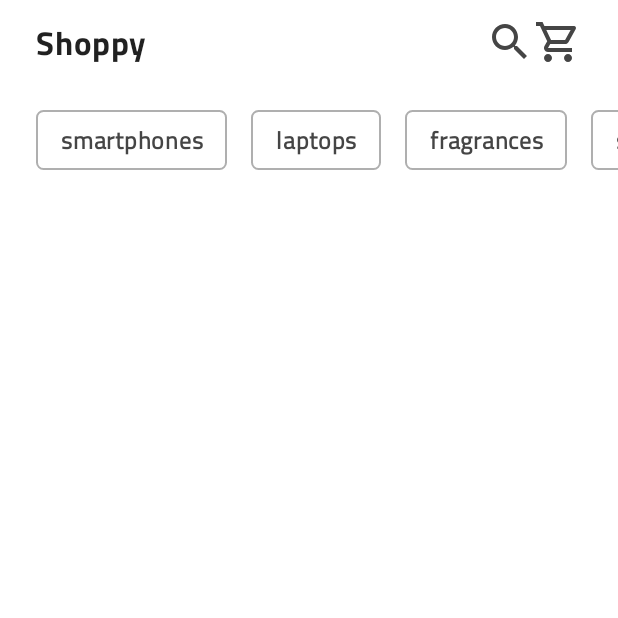
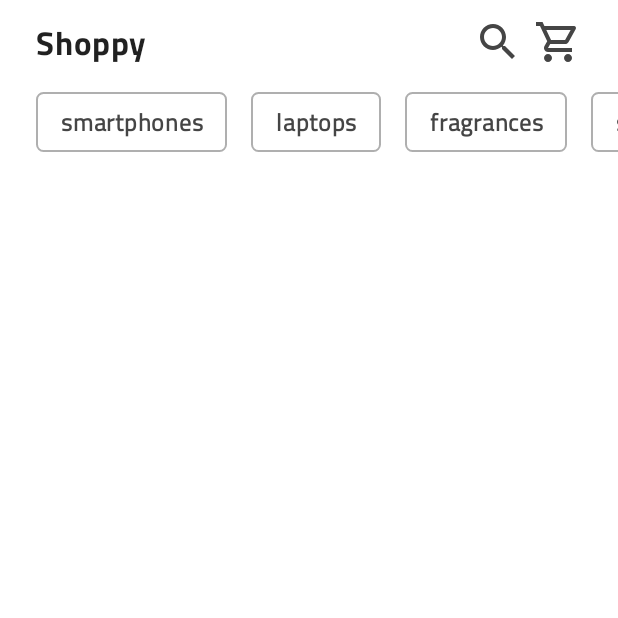
Before and after one commit to mehmeteminyildiz/shoppy-with-compose, an Android app built with Jetpack Compose: the screen it shows after launch (MainActivity), on a phone screen of 412 x 824 dp, the top half of it. Run offline under Robolectric (Android 15) with nearby library versions, the phone set to English and light mode, and no system bars; our stand-ins replace Dagger/Hilt's generated code, Timber.

Commit message:
Home Toolbar completed

```diff
--- a/app/src/main/java/com/mhmtyldz/shoppy/shoppy/MainActivity.kt
+++ b/app/src/main/java/com/mhmtyldz/shoppy/shoppy/MainActivity.kt
@@ -6,16 +6,20 @@ import androidx.activity.compose.setContent
 import androidx.navigation.compose.NavHost
 import androidx.navigation.compose.composable
 import androidx.navigation.compose.rememberNavController
+import com.mhmtyldz.shoppy.shoppy.ui.screens.cart.CartScreen
 import com.mhmtyldz.shoppy.shoppy.ui.screens.forgot_password.ForgotPasswordScreen
 import com.mhmtyldz.shoppy.shoppy.ui.screens.home.HomeScreen
 import com.mhmtyldz.shoppy.shoppy.ui.screens.initial.InitialScreen
 import com.mhmtyldz.shoppy.shoppy.ui.screens.login.LoginScreen
+import com.mhmtyldz.shoppy.shoppy.ui.screens.products.ProductsScreen
 import com.mhmtyldz.shoppy.shoppy.ui.screens.register.RegisterScreen
 import com.mhmtyldz.shoppy.shoppy.ui.theme.ShoppyTheme
+import com.mhmtyldz.shoppy.shoppy.ui.utils.ScreenNameConstants.CART_SCREEN
 import com.mhmtyldz.shoppy.shoppy.ui.utils.ScreenNameConstants.FORGOT_PASSWORD_SCREEN
 import com.mhmtyldz.shoppy.shoppy.ui.utils.ScreenNameConstants.HOME_SCREEN
 import com.mhmtyldz.shoppy.shoppy.ui.utils.ScreenNameConstants.INITIAL_SCREEN
 import com.mhmtyldz.shoppy.shoppy.ui.utils.ScreenNameConstants.LOGIN_SCREEN
+import com.mhmtyldz.shoppy.shoppy.ui.utils.ScreenNameConstants.PRODUCTS_SCREEN
 import com.mhmtyldz.shoppy.shoppy.ui.utils.ScreenNameConstants.REGISTER_SCREEN
 
 class MainActivity : ComponentActivity() {
@@ -42,6 +46,13 @@ class MainActivity : ComponentActivity() {
                     composable(FORGOT_PASSWORD_SCREEN) {
                         ForgotPasswordScreen(navController = navController)
                     }
+                    composable(CART_SCREEN) {
+                        CartScreen(navController = navController)
+                    }
+                    composable(PRODUCTS_SCREEN) {
+                        ProductsScreen(navController = navController)
+                    }
+
                 }
 
             }
--- a/app/src/main/java/com/mhmtyldz/shoppy/shoppy/ui/screens/home/HomeScreen.kt
+++ b/app/src/main/java/com/mhmtyldz/shoppy/shoppy/ui/screens/home/HomeScreen.kt
@@ -10,6 +10,7 @@ import androidx.compose.foundation.layout.Box
 import androidx.compose.foundation.layout.Column
 import androidx.compose.foundation.layout.PaddingValues
 import androidx.compose.foundation.layout.Row
+import androidx.compose.foundation.layout.Spacer
 import androidx.compose.foundation.layout.fillMaxSize
 import androidx.compose.foundation.layout.fillMaxWidth
 import androidx.compose.foundation.layout.padding
@@ -32,6 +33,8 @@ import androidx.compose.ui.unit.dp
 import androidx.compose.ui.unit.sp
 import androidx.navigation.NavController
 import com.mhmtyldz.shoppy.shoppy.R
+import com.mhmtyldz.shoppy.shoppy.ui.utils.ScreenNameConstants.CART_SCREEN
+import com.mhmtyldz.shoppy.shoppy.ui.utils.ScreenNameConstants.PRODUCTS_SCREEN
 import timber.log.Timber
 
 /**
@@ -51,7 +54,7 @@ fun HomeScreen(
             ),
     ) {
         Column() {
-            CustomToolbar()
+            CustomToolbar(navController = navController)
             CategoryList(navController = navController)
 
 
@@ -93,7 +96,7 @@ fun CategoryList(navController: NavController) {
 @Composable
 fun CategoryListView(categoryList: ArrayList<String>, navController: NavController) {
     LazyRow(
-        contentPadding = PaddingValues(vertical = 16.dp, horizontal = 16.dp)
+        contentPadding = PaddingValues(top = 16.dp, start = 16.dp, end = 16.dp)
     ) {
         items(categoryList.size) { index ->
             CategoryItem(category = categoryList[index], navController)
@@ -132,31 +135,41 @@ fun CategoryItem(category: String, navController: NavController) {
 
 
 @Composable
-fun CustomToolbar() {
+fun CustomToolbar(navController: NavController) {
     Row(
         modifier = Modifier
             .fillMaxWidth()
-            .padding(horizontal = 24.dp, vertical = 12.dp),
+            .padding(start = 24.dp, end = 24.dp, top = 12.dp),
     ) {
+
         Text(
             text = "Shoppy", style = MaterialTheme.typography.h5, fontSize = 22.sp
         )
+
         Row(
             modifier = Modifier.fillMaxWidth(), horizontalArrangement = Arrangement.End
         ) {
             Image(
                 painter = painterResource(id = R.drawable.baseline_search_32),
-                contentDescription = "Shoppy Logo",
-                modifier = Modifier.size(32.dp, 32.dp),
+                contentDescription = "Search product",
+                modifier = Modifier
+                    .size(32.dp, 32.dp)
+                    .clickable {
+                        gotoProducts(navController = navController)
+                    },
                 colorFilter = ColorFilter.tint(
                     colorResource(id = R.color.s_black)
                 )
             )
+            Spacer(modifier = Modifier.padding(horizontal = 4.dp))
             Image(
                 painter = painterResource(id = R.drawable.outline_shopping_cart_32),
-
-                contentDescription = "Shoppy Logo",
-                modifier = Modifier.size(32.dp, 32.dp),
+                contentDescription = "Go to cart",
+                modifier = Modifier
+                    .size(32.dp, 32.dp)
+                    .clickable {
+                        gotoCart(navController = navController)
+                    },
                 colorFilter = ColorFilter.tint(
                     colorResource(id = R.color.s_black)
                 )
@@ -165,6 +178,14 @@ fun CustomToolbar() {
     }
 }
 
+fun gotoCart(navController: NavController) {
+    navController.navigate(CART_SCREEN)
+}
+
+fun gotoProducts(navController: NavController) {
+    navController.navigate(PRODUCTS_SCREEN)
+}
+
 @Composable
 private fun getBg(): List<Color> {
     return listOf(
--- a/app/src/main/java/com/mhmtyldz/shoppy/shoppy/ui/utils/ScreenNameConstants.kt
+++ b/app/src/main/java/com/mhmtyldz/shoppy/shoppy/ui/utils/ScreenNameConstants.kt
@@ -10,6 +10,8 @@ object ScreenNameConstants {
     const val HOME_SCREEN = "home_screen"
     const val REGISTER_SCREEN = "register_screen"
     const val FORGOT_PASSWORD_SCREEN = "forgot_password_screen"
+    const val CART_SCREEN = "forgot_password_screen"
+    const val PRODUCTS_SCREEN = "products_screen"
 
 
 }
```
Also changed, not shown: app/src/main/java/com/mhmtyldz/shoppy/shoppy/ui/screens/cart/CartScreen.kt (added, +50 -0 lines), app/src/main/java/com/mhmtyldz/shoppy/shoppy/ui/screens/products/ProductsScreen.kt (added, +50 -0 lines).
